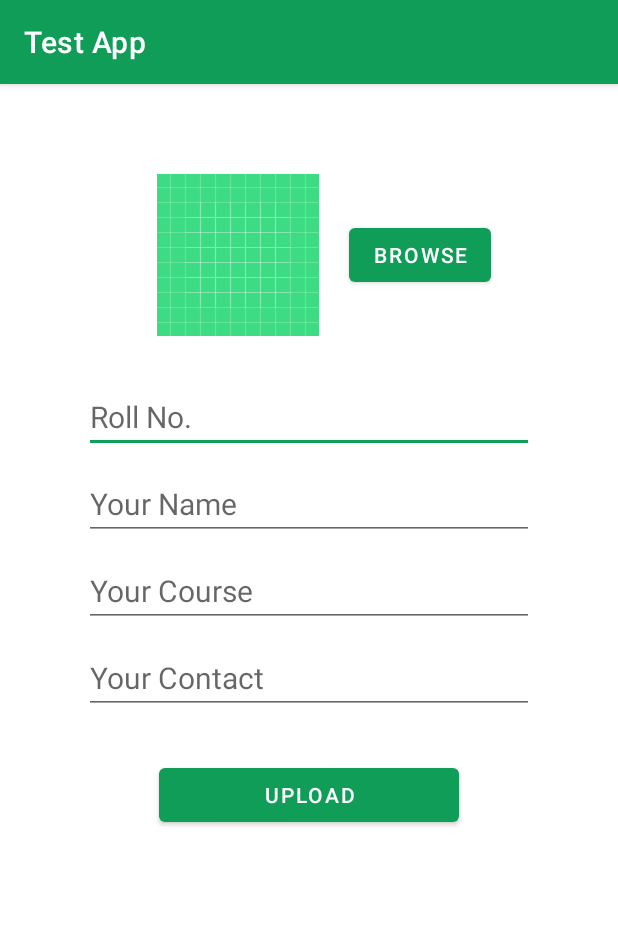
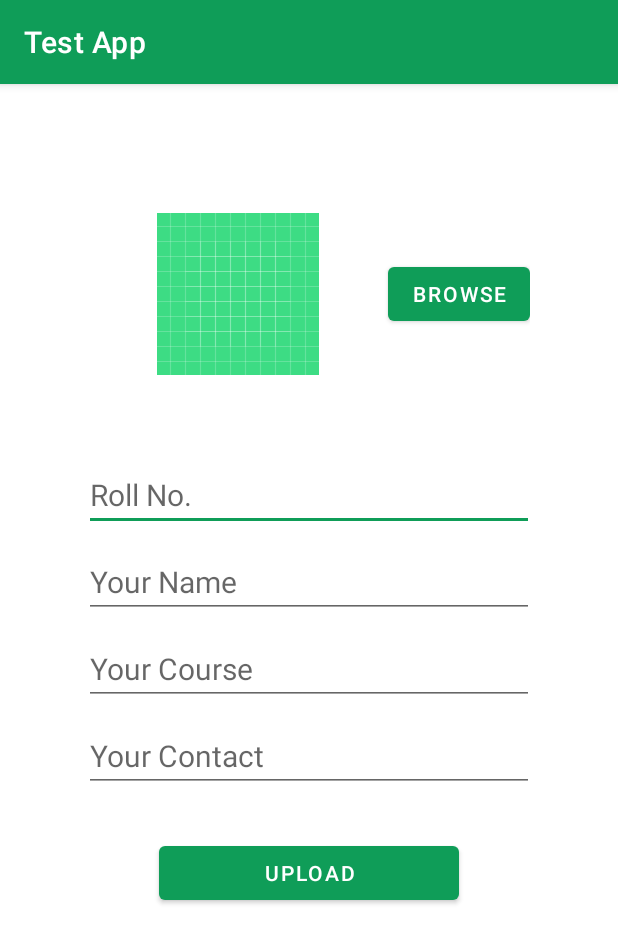
Before and after one commit to CodyNeeraj/Pegasus, an Android app: the screen it shows after launch (MainActivity), after a tap on "BROWSE", on a phone screen of 412 x 824 dp. Shown: the top 943 px of the screen. Run offline under Robolectric (Android 15) with nearby library versions, the phone set to English and light mode, and no system bars; our stand-ins replace Firebase (no records; nobody signed in at launch, a user with empty details on screens opened directly).

Commit message:
RES: Bug of data not getting uploaded to firebase Realtime DB and many Improvements

```diff
--- a/app/build.gradle
+++ b/app/build.gradle
@@ -40,8 +40,6 @@ dependencies {
     implementation 'androidx.constraintlayout:constraintlayout:2.1.0'
     implementation 'androidx.legacy:legacy-support-v4:1.0.0'
 
-    implementation 'com.karumi:dexter:6.2.3'
-
     testImplementation 'junit:junit:4.+'
     androidTestImplementation 'androidx.test.ext:junit:1.1.3'
     androidTestImplementation 'androidx.test.espresso:espresso-core:3.4.0'
--- a/app/src/main/AndroidManifest.xml
+++ b/app/src/main/AndroidManifest.xml
@@ -1,6 +1,9 @@
 <?xml version="1.0" encoding="utf-8"?>
 <manifest xmlns:android="http://schemas.android.com/apk/res/android"
     package="com.codyneeraj.pegasus">
+
+    <uses-permission android:name="android.permission.INTERNET" />
+    <uses-permission android:name="android.permission.READ_EXTERNAL_STORAGE" />
 
     <application
         android:allowBackup="true"
--- a/app/src/main/java/com/codyneeraj/pegasus/MainActivity.java
+++ b/app/src/main/java/com/codyneeraj/pegasus/MainActivity.java
@@ -1,13 +1,13 @@
 package com.codyneeraj.pegasus;
 
-import android.Manifest;
 import android.app.ProgressDialog;
+import android.content.ContentResolver;
 import android.content.Intent;
 import android.graphics.Bitmap;
-import android.graphics.BitmapFactory;
 import android.net.Uri;
 import android.os.Bundle;
 import android.view.View;
+import android.webkit.MimeTypeMap;
 import android.widget.Button;
 import android.widget.EditText;
 import android.widget.ImageView;
@@ -17,24 +17,8 @@ import androidx.annotation.Nullable;
 import androidx.appcompat.app.AlertDialog;
 import androidx.appcompat.app.AppCompatActivity;
 
-import com.google.android.gms.tasks.OnSuccessListener;
 import com.google.firebase.database.DatabaseReference;
 import com.google.firebase.database.FirebaseDatabase;
-import com.google.firebase.storage.FirebaseStorage;
-import com.google.firebase.storage.OnProgressListener;
-import com.google.firebase.storage.StorageReference;
-import com.google.firebase.storage.UploadTask;
-import com.karumi.dexter.Dexter;
-import com.karumi.dexter.PermissionToken;
-import com.karumi.dexter.listener.PermissionDeniedResponse;
-import com.karumi.dexter.listener.PermissionGrantedResponse;
-import com.karumi.dexter.listener.PermissionRequest;
-import com.karumi.dexter.listener.single.PermissionListener;
-
-import java.io.InputStream;
-import java.text.SimpleDateFormat;
-import java.util.Calendar;
-import java.util.Locale;
 
 
 /**
@@ -48,6 +32,7 @@ public class MainActivity extends AppCompatActivity {
     ImageView avatar;
     Button browse, upload;
     Bitmap bitmap;
+    DatabaseReference root = FirebaseDatabase.getInstance().getReference("testDB");
 
     @Override
     protected void onCreate(Bundle savedInstanceState) {
@@ -62,24 +47,7 @@ public class MainActivity extends AppCompatActivity {
         browse.setOnClickListener(new View.OnClickListener() {
             @Override
             public void onClick(View view) {
-                Dexter.withActivity(MainActivity.this).withPermission(Manifest.permission.READ_EXTERNAL_STORAGE).withListener(new PermissionListener() {
-                    @Override
-                    public void onPermissionGranted(PermissionGrantedResponse response) {
-                        Intent intent = new Intent(Intent.ACTION_PICK);
-                        intent.setType("image/*");
-                        startActivityForResult(Intent.createChooser(intent, "Select Image to Upload"), 1);
-                    }
-
-                    @Override
-                    public void onPermissionDenied(PermissionDeniedResponse response) {
-                        toastMaker("Permission denied");
-                    }
-
-                    @Override
-                    public void onPermissionRationaleShouldBeShown(PermissionRequest permission, PermissionToken token) {
-                        token.continuePermissionRequest();
-                    }
-                }).check();
+                SelectImage();
             }
         });
 
@@ -91,15 +59,23 @@ public class MainActivity extends AppCompatActivity {
         });
     }
 
+    private void SelectImage() {
+        // Defining Implicit Intent to mobile gallery
+        Intent intent = new Intent();
+        intent.setType("image/*");
+        intent.setAction(Intent.ACTION_GET_CONTENT);
+        startActivityForResult(Intent.createChooser(intent, "Select Image from here..."), 2);
+    }
 
     @Override
     protected void onActivityResult(int requestCode, int resultCode, @Nullable Intent data) {
-        if (requestCode == 1 && resultCode == RESULT_OK) {
+        if (requestCode == 2 && resultCode == RESULT_OK && data != null && data.getData() != null) {
             imagePath = data.getData();
             try {
-                InputStream inputStream = getContentResolver().openInputStream(imagePath);
-                bitmap = BitmapFactory.decodeStream(inputStream);
-                avatar.setImageBitmap(bitmap);
+//                InputStream inputStream = getContentResolver().openInputStream(imagePath);
+//                bitmap = BitmapFactory.decodeStream(inputStream);
+//                avatar.setImageBitmap(bitmap);
+                avatar.setImageURI(imagePath);
             } catch (Exception ex) {
                 toastMaker(ex.getMessage());
             }
@@ -109,7 +85,7 @@ public class MainActivity extends AppCompatActivity {
 
     private void uploadtofirebase() {
         final ProgressDialog dialog = new ProgressDialog(this);
-        dialog.setTitle("File Uploader");
+        dialog.setTitle("Data Uploader");
         dialog.show();
 
         name = (EditText) findViewById(R.id.t1);
@@ -117,40 +93,56 @@ public class MainActivity extends AppCompatActivity {
         contact = (EditText) findViewById(R.id.t3);
         roll = (EditText) findViewById(R.id.t4);
 
+        UserInfoHolder obj = new UserInfoHolder(name.getText().toString(), contact.getText().toString(), course.getText().toString());
+        root.child(roll.getText().toString()).setValue(obj);
 
-        FirebaseStorage storage = FirebaseStorage.getInstance();
-        final StorageReference uploader = storage.getReference("img" + new SimpleDateFormat("yyyy-MM-dd HH:mm:ss", Locale.getDefault()).format(Calendar.getInstance().getTime()));
+        name.setText("");
+        course.setText("");
+        contact.setText("");
+        roll.setText("");
+        avatar.setImageResource(R.drawable.ic_launcher_background);
+        dialog.dismiss();
+        toastMaker("Uploaded");
 
-        uploader.putFile(imagePath).addOnSuccessListener(new OnSuccessListener<UploadTask.TaskSnapshot>() {
-            @Override
-            public void onSuccess(UploadTask.TaskSnapshot taskSnapshot) {
-                uploader.getDownloadUrl().addOnSuccessListener(new OnSuccessListener<Uri>() {
-                    @Override
-                    public void onSuccess(Uri uri) {
-                        dialog.dismiss();
-                        FirebaseDatabase db = FirebaseDatabase.getInstance();
-                        DatabaseReference root = db.getReference("users");
 
-                        UserInfoHolder obj = new UserInfoHolder(name.getText().toString(), contact.getText().toString(), course.getText().toString(), uri.toString());
-                        root.child(roll.getText().toString()).setValue(obj);
+//        FirebaseStorage storage = FirebaseStorage.getInstance();
+//        StorageReference uploader = storage.getReference("img" + new SimpleDateFormat("yyyy-MM-dd HH:mm:ss", Locale.getDefault()).format(Calendar.getInstance().getTime()));
 
-                        name.setText("");
-                        course.setText("");
-                        contact.setText("");
-                        roll.setText("");
-                        avatar.setImageResource(R.drawable.ic_launcher_background);
-                        toastMaker("Uploaded");
-                    }
-                });
-            }
-        }).addOnProgressListener(new OnProgressListener<UploadTask.TaskSnapshot>() {
-            @Override
-            public void onProgress(UploadTask.TaskSnapshot taskSnapshot) {
-                float percent = (100 * taskSnapshot.getBytesTransferred()) / taskSnapshot.getTotalByteCount();
-                dialog.setMessage("Uploaded :" + (int) percent + " %");
-            }
-        });
+//        uploader.putFile(imagePath).addOnSuccessListener(new OnSuccessListener<UploadTask.TaskSnapshot>() {
+//            @Override
+//            public void onSuccess(UploadTask.TaskSnapshot taskSnapshot) {
+//                uploader.getDownloadUrl().addOnSuccessListener(new OnSuccessListener<Uri>() {
+//                    @Override
+//                    public void onSuccess(Uri uri) {
+//                        dialog.dismiss();
+//                        FirebaseDatabase db = FirebaseDatabase.getInstance();
+//                        DatabaseReference root = db.getReference("users");
+//
+//                        UserInfoHolder obj = new UserInfoHolder(name.getText().toString(), contact.getText().toString(), course.getText().toString(), uri.toString());
+//                        root.child(roll.getText().toString()).setValue(obj);
+//
+//                        name.setText("");
+//                        course.setText("");
+//                        contact.setText("");
+//                        roll.setText("");
+//                        avatar.setImageResource(R.drawable.ic_launcher_background);
+//                        toastMaker("Uploaded");
+//                    }
+//                });
+//            }
+//        }).addOnProgressListener(new OnProgressListener<UploadTask.TaskSnapshot>() {
+//            @Override
+//            public void onProgress(UploadTask.TaskSnapshot taskSnapshot) {
+//                float percent = (100 * taskSnapshot.getBytesTransferred()) / taskSnapshot.getTotalByteCount();
+//                dialog.setMessage("Uploaded :" + (int) percent + " %");
+//            }
+//        });
+    }
 
+    private String getFileExtension(Uri mUri) {
+        ContentResolver cr = getContentResolver();
+        MimeTypeMap mime = MimeTypeMap.getSingleton();
+        return mime.getExtensionFromMimeType(cr.getType(mUri));
     }
 
     // Declare the onBackPressed method when the back button is presse this method will call
--- a/app/src/main/res/layout/activity_main.xml
+++ b/app/src/main/res/layout/activity_main.xml
@@ -4,8 +4,8 @@
     xmlns:tools="http://schemas.android.com/tools"
     android:layout_width="match_parent"
     android:layout_height="match_parent"
+    android:gravity="center_horizontal"
     android:orientation="vertical"
-    android:gravity="center_horizontal"
     tools:context=".MainActivity">
 
     <LinearLayout
@@ -16,61 +16,63 @@
 
         <ImageView
             android:id="@+id/img"
+            android:layout_width="160dp"
+            android:layout_height="160dp"
+            android:layout_margin="20dp"
+            android:scaleType="centerInside"
+            app:srcCompat="@drawable/ic_launcher_background" />
+
+        <Button
+            android:id="@+id/browse"
             android:layout_width="wrap_content"
             android:layout_height="wrap_content"
-            android:layout_margin="20dp"
-            app:srcCompat="@drawable/ic_launcher_background" />
-        <Button
-            android:layout_width="wrap_content"
-            android:layout_height="wrap_content"
-            android:id="@+id/browse"
             android:layout_gravity="center_vertical"
-            android:textAllCaps="true"
-            android:text="Browse"/>
+            android:text="Browse"
+            android:textAllCaps="true" />
     </LinearLayout>
 
     <EditText
+        android:id="@+id/t4"
         android:layout_width="300dp"
         android:layout_height="wrap_content"
-        android:id="@+id/t4"
+        android:layout_marginTop="10dp"
         android:hint="Roll No."
         android:textColor="#000"
-        android:layout_marginTop="10dp"
-        android:textSize="20sp"/>
+        android:textSize="20sp" />
 
     <EditText
+        android:id="@+id/t1"
         android:layout_width="300dp"
         android:layout_height="wrap_content"
-        android:id="@+id/t1"
+        android:layout_marginTop="10dp"
         android:hint="Your Name"
         android:textColor="#000"
-        android:layout_marginTop="10dp"
-        android:textSize="20sp"/>
+        android:textSize="20sp" />
 
     <EditText
+        android:id="@+id/t2"
         android:layout_width="300dp"
         android:layout_height="wrap_content"
-        android:id="@+id/t2"
+        android:layout_marginTop="10dp"
         android:hint="Your Course"
         android:textColor="#000"
-        android:layout_marginTop="10dp"
-        android:textSize="20sp"/>
+        android:textSize="20sp" />
 
     <EditText
+        android:id="@+id/t3"
         android:layout_width="300dp"
         android:layout_height="wrap_content"
-        android:id="@+id/t3"
+        android:layout_marginTop="10dp"
         android:hint="Your Contact"
         android:textColor="#000"
-        android:layout_marginTop="10dp"
-        android:textSize="20sp"/>
+        android:textSize="20sp" />
 
     <Button
+        android:id="@+id/upload"
         android:layout_width="200dp"
         android:layout_height="wrap_content"
         android:layout_marginTop="30dp"
-        android:textColor="#fff"
-        android:id="@+id/upload"
-        android:text="Upload"/>
+        android:text="Upload"
+        android:textColor="#fff" />
 
 </androidx.appcompat.widget.LinearLayoutCompat>
```
Also changed, not shown: app/src/main/java/com/codyneeraj/pegasus/UserInfoHolder.java (+7 -0 lines), 2 other files.
